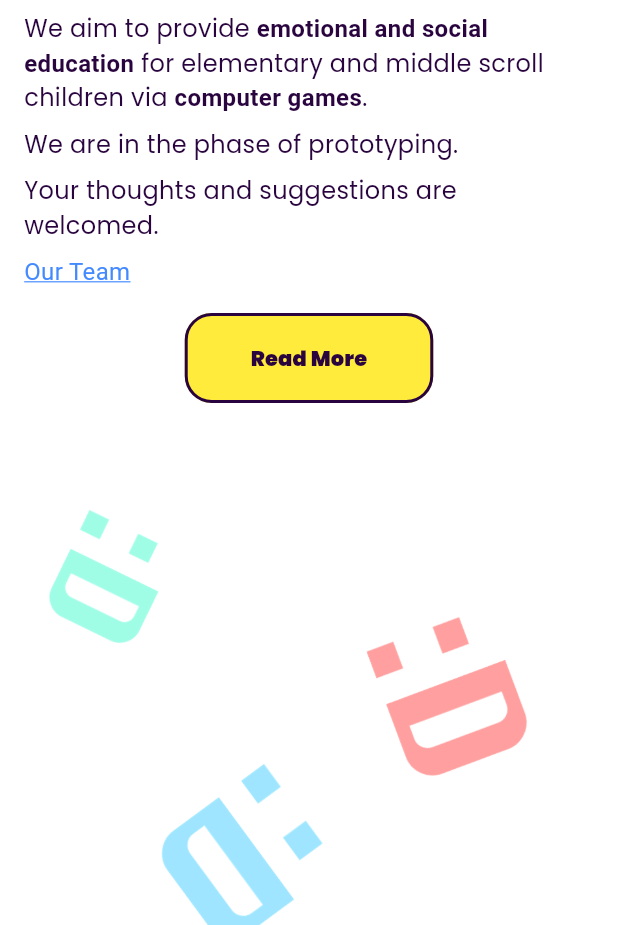
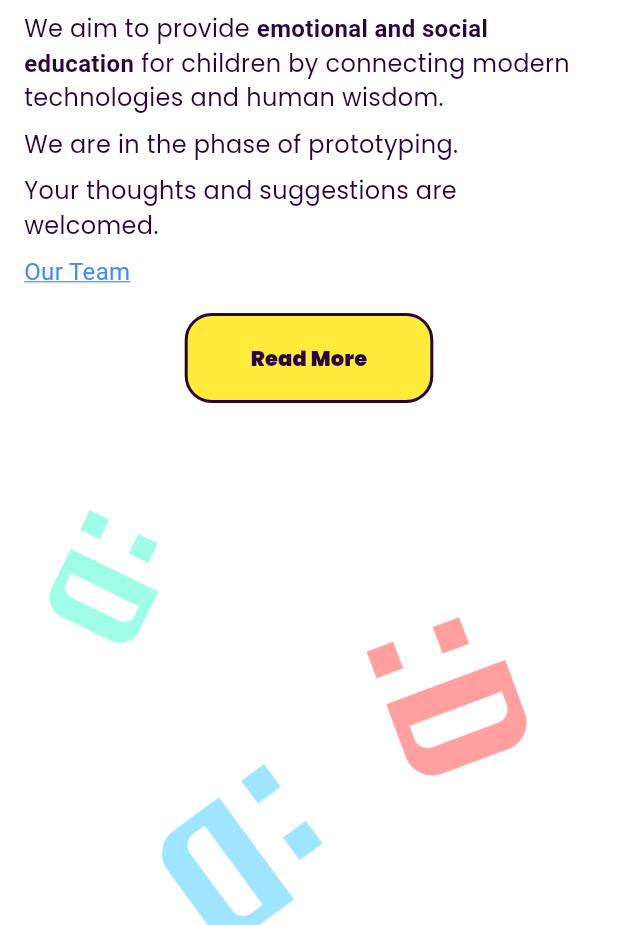
Before and after one commit to polina-c/hc, a Flutter app: the screen it shows after launch, on a phone screen of 412 x 824 dp, the part 311-1236 px from its top. Run offline on Flutter 3.47's test engine with Material 3 defaults, Android fonts, the phone set to English and light mode, and no system bars; our stand-ins replace flutter_markdown, google_fonts; missing offline and left inert: flutter_scene; Roboto replaces fonts that are missing (Rowdies).

Commit message:
Update home.dart

```diff
--- a/website/lib/screens/home.dart
+++ b/website/lib/screens/home.dart
@@ -29,8 +29,8 @@ class _Screen extends StatelessWidget {
 Welcome to Happy Creek!
 
 We aim to provide **emotional and
-social education** for elementary and middle
-scroll children via **computer games**.
+social education** for children by
+connecting modern technologies and human wisdom.
 
 We are in the phase of prototyping.
 
```
